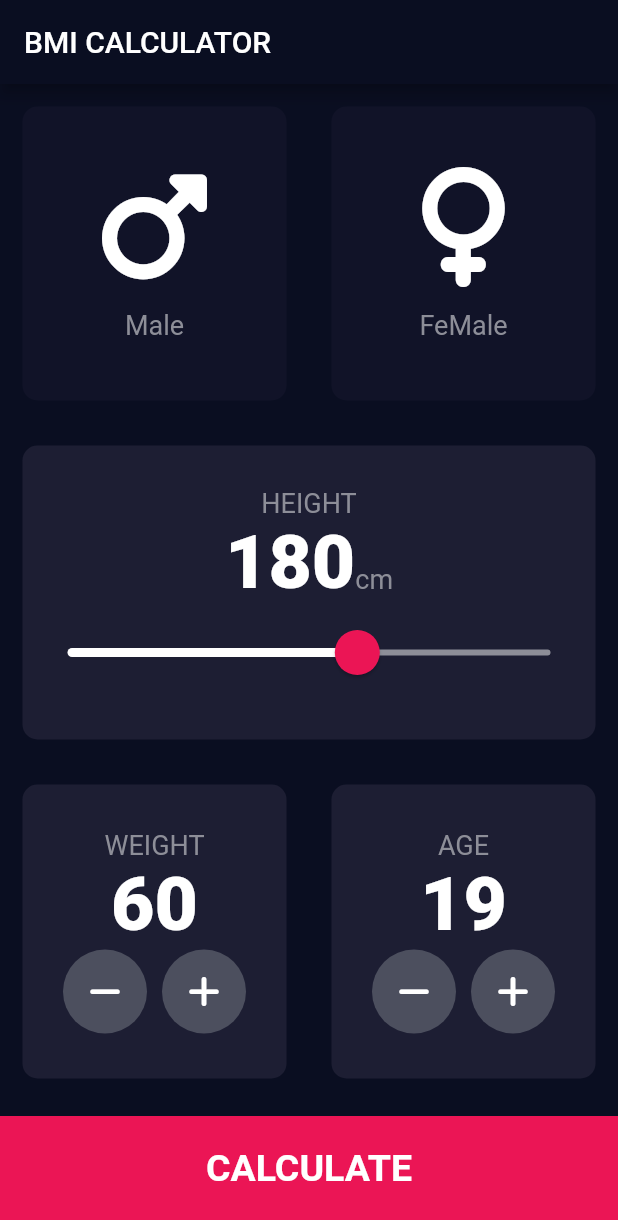
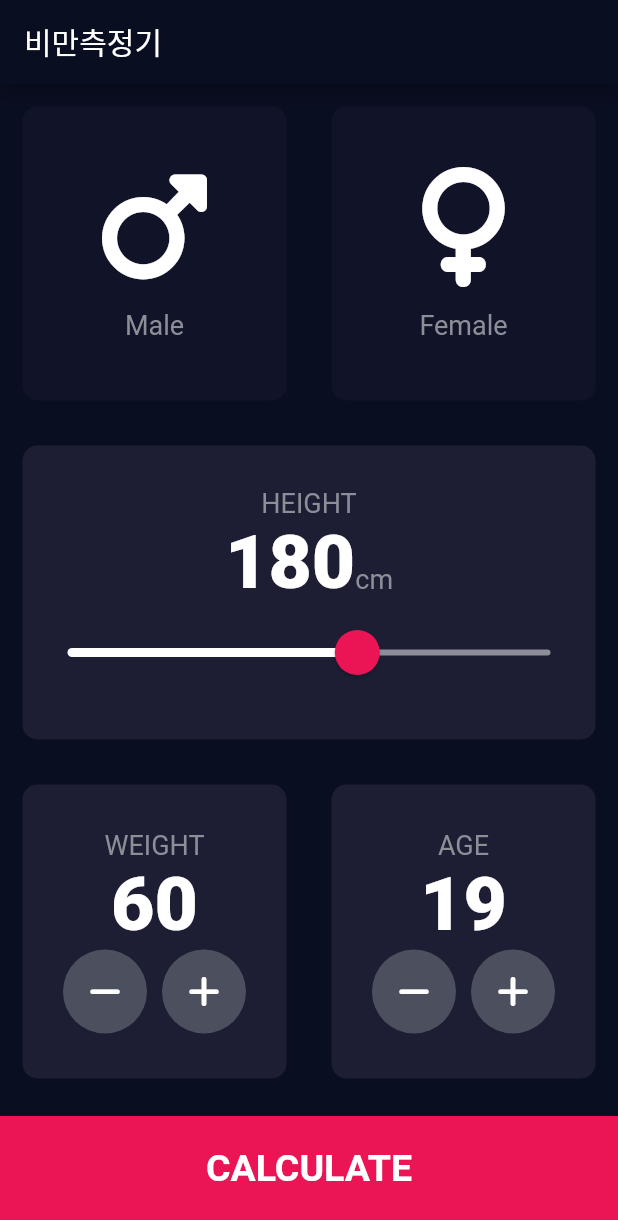
Before and after one commit to jjonghyn/bmi, a Flutter app: the screen it shows after launch, on a phone screen of 412 x 824 dp. Shown: the top 1220 px of the screen. Run offline on Flutter 3.47's test engine with Material 2 defaults, Android fonts, the phone set to English and light mode, and no system bars; our stand-ins replace font_awesome_flutter.

Commit message:
comment code review OK

```diff
--- a/lib/calculator_brain.dart
+++ b/lib/calculator_brain.dart
@@ -8,11 +8,13 @@ class CalculatorBrain {
 
   double? _bmi;
 
+  //BMI 계산 공식
   dynamic calculateBMI() {
     _bmi = weight / pow(height / 100, 2);
     return _bmi?.toStringAsFixed(1);
   }
 
+  //BMI 계산에 따른 결과값에 대한 비만정도
   String getResult() {
     if (_bmi! >= 25) {
       return 'OverWeight';
@@ -23,6 +25,7 @@ class CalculatorBrain {
     }
   }
 
+  //BMI 계산에 따른 결과값에 대한 비만정도의 솔루션
   String getInterpretation() {
     if (_bmi! >= 25) {
       return '운동하세요!!';
--- a/lib/components/icon_content.dart
+++ b/lib/components/icon_content.dart
@@ -2,6 +2,8 @@ import 'package:flutter/material.dart';
 
 import '../constants.dart';
 
+
+//아이콘 위젯 재사용을 위한 클래스
 class IconWidget extends StatelessWidget {
   const IconWidget({
     Key? key,
--- a/lib/components/reusable_card.dart
+++ b/lib/components/reusable_card.dart
@@ -8,9 +8,9 @@ class CardWidget extends StatelessWidget {
     required this.onPress,
   }) : super(key: key);
 
-  final Color colour;
-  final Widget cardChild;
-  final Function onPress;
+  final Color colour; //컬러 변수
+  final Widget cardChild; //위젯변수
+  final Function onPress; //상태변수
 
   @override
   Widget build(BuildContext context) {
--- a/lib/constants.dart
+++ b/lib/constants.dart
@@ -1,5 +1,5 @@
 import 'package:flutter/material.dart';
-
+//재사용 가능한 텍스트 스타일, 컬러
 const bottomContainerHeight = 80;
 const activeCardColor = Color(0xFF1D1E33);
 const inactiveCardColour = Color(0xFF111328);
--- a/lib/main.dart
+++ b/lib/main.dart
@@ -19,3 +19,5 @@ class BMICalculator extends StatelessWidget {
       );
   }
 }
+
+//MaterialApp 이란 구글에서 지원하는 MaterialApp 위젯이라고 합니다.
--- a/lib/screens/input_page.dart
+++ b/lib/screens/input_page.dart
@@ -10,15 +10,15 @@ import '../components/bottom_button.dart';
 import '../components/round_icon_button.dart';
 import 'package:exam/calculator_brain.dart';
 
-enum Gender {
-  male,
-  female,
-}
-
 //inputPage진입
 class InputPage extends StatefulWidget {
   @override
   _InputPageState createState() => _InputPageState();
+}
+
+enum Gender {
+  male,
+  female,
 }
 
 class _InputPageState extends State<InputPage> {
@@ -31,7 +31,7 @@ class _InputPageState extends State<InputPage> {
   Widget build(BuildContext context) {
     return Scaffold(
       appBar: AppBar(
-        title: Text('BMI CALCULATOR'),
+        title: Text('비만측정기'),
       ),
       body: Column(
         crossAxisAlignment: CrossAxisAlignment.stretch,
@@ -47,9 +47,7 @@ class _InputPageState extends State<InputPage> {
                     });
                   },
                   child: CardWidget(
-                    onPress: () {
-                      setState(() {});
-                    },
+                    onPress: () {},
                     colour: selectedGender == Gender.male ? activeCardColor : inactiveCardColour,
                     cardChild: IconWidget(
                       label: 'Male',
@@ -66,12 +64,12 @@ class _InputPageState extends State<InputPage> {
                     });
                   },
                   child: CardWidget(
+                    onPress: () {},
                     colour: selectedGender == Gender.female ? activeCardColor : inactiveCardColour,
                     cardChild: IconWidget(
                       icon: FontAwesomeIcons.venus,
-                      label: "FeMale",
+                      label: "Female",
                     ),
-                    onPress: () {},
                   ),
                 ),
               ),
@@ -157,23 +155,23 @@ class _InputPageState extends State<InputPage> {
                         mainAxisAlignment: MainAxisAlignment.center,
                         children: [
                           RoundIconButton(
+                            icon: FontAwesomeIcons.minus,
                             onPressed: () {
                               setState(() {
                                 weight--;
                               });
                             },
-                            icon: FontAwesomeIcons.minus,
                           ),
                           SizedBox(
                             width: 10,
                           ),
                           RoundIconButton(
+                            icon: FontAwesomeIcons.plus,
                             onPressed: () {
                               setState(() {
                                 weight++;
                               });
                             },
-                            icon: FontAwesomeIcons.plus,
                           ),
                         ],
                       ),
@@ -236,8 +234,8 @@ class _InputPageState extends State<InputPage> {
                 MaterialPageRoute(
                   builder: (context) => ResultsPage(
                     bmiResult: calc.calculateBMI(),
+                    resultText: calc.getResult(),
                     interpretation: calc.getInterpretation(),
-                    resultText: calc.getResult(),
                   ),
                 ),
               );
--- a/lib/screens/result_page.dart
+++ b/lib/screens/result_page.dart
@@ -11,7 +11,7 @@ class ResultsPage extends StatelessWidget {
 
   final String bmiResult;
   final String resultText;
-  final String interpretation;
+  final String interpretation; //결과에 대한 코멘트
 
   @override
   Widget build(BuildContext context) {
@@ -47,7 +47,7 @@ class ResultsPage extends StatelessWidget {
                 crossAxisAlignment: CrossAxisAlignment.center,
                 children: [
                   Text(
-                    resultText.toUpperCase(),
+                    resultText.toUpperCase(), //대문자로 출력
                     style: resultTextStyle,
                   ),
                   Text(
```
